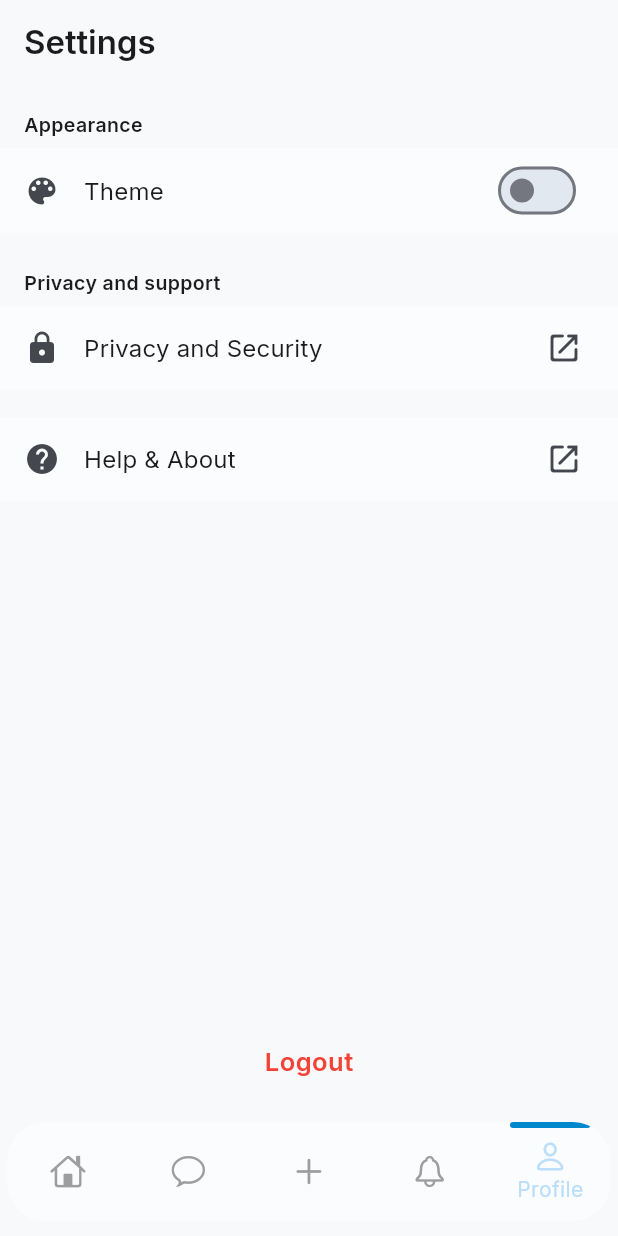
After one commit to Miftah-Fentaw/Chatly, a Flutter app: the MainNavScreen screen opened by its route, item 5 of the bottom bar chosen, after a tap on "Privacy and Security", on a phone screen of 412 x 824 dp. The commit adds this screen. Run offline on Flutter 3.47's test engine with Material 3 defaults, Android fonts, the phone set to English and light mode, and no system bars; drawn by our look-alikes of flutter_snake_navigationbar; our stand-ins replace cloud_firestore, firebase_auth, firebase_core, firebase_storage, flutter_dotenv, go_router and 3 more; accounts and stored records are empty.

Commit message:
other four screens -> home,post,profile and notification are added no iplementation though

```diff
--- a/lib/providers/chat_provider.dart
+++ b/lib/providers/chat_provider.dart
@@ -1,5 +1,4 @@
 import 'dart:async';
-import 'package:flutter/foundation.dart';
 import 'package:flutter/material.dart';
 import 'package:cloud_firestore/cloud_firestore.dart';
 import 'package:chatapp/models/chat_model.dart';
--- a/lib/providers/theme_provider.dart
+++ b/lib/providers/theme_provider.dart
@@ -10,6 +10,8 @@ class ThemeProvider extends ChangeNotifier {
   ThemeProvider() {
     _loadTheme();
   }
+
+  bool get isDarkMode => _themeMode == ThemeMode.dark;
 
   Future<void> _loadTheme() async {
     final prefs = await SharedPreferences.getInstance();
--- /dev/null
+++ b/lib/screens/Home_Screen.dart
@@ -0,0 +1,24 @@
+import 'package:flutter/material.dart';
+
+
+
+class HomeScreen extends StatefulWidget {
+  const HomeScreen({super.key});
+
+  @override
+  State<HomeScreen> createState() => _HomeScreenState();
+}
+
+class _HomeScreenState extends State<HomeScreen> {
+  @override
+  Widget build(BuildContext context) {
+    return Scaffold(
+      appBar: AppBar(
+        title: const Text('Home Screen'),
+      ),
+      body: const Center(
+        child: Text('Welcome to the Home Screen!'),
+      ),
+    );
+  }
+}
--- /dev/null
+++ b/lib/screens/main_nav_screen.dart
@@ -0,0 +1,67 @@
+import 'package:chatapp/screens/Home_Screen.dart';
+import 'package:chatapp/screens/Notifications_Screen.dart';
+import 'package:chatapp/screens/post_screen.dart';
+import 'package:flutter/cupertino.dart';
+import 'package:flutter/material.dart';
+import 'package:chatapp/screens/chat_list_screen.dart';
+import 'package:chatapp/screens/settings_screen.dart';
+import 'package:flutter_snake_navigationbar/flutter_snake_navigationbar.dart';
+
+class MainNavScreen extends StatefulWidget {
+  const MainNavScreen({super.key, this.initialIndex = 0});
+
+  final int initialIndex;
+
+  @override
+  State<MainNavScreen> createState() => _MainNavScreenState();
+}
+
+class _MainNavScreenState extends State<MainNavScreen> {
+  late int _currentIndex;
+
+  final List<Widget> _pages = const [
+    HomeScreen(),
+    ChatListScreen(),
+    PostScreen(),
+    NotificationsScreen(),
+    SettingsScreen(),
+  ];
+
+  @override
+  void initState() {
+    super.initState();
+    _currentIndex = widget.initialIndex;
+  }
+
+  @override
+  Widget build(BuildContext context) {
+    return Scaffold(
+      body: SafeArea(child: _pages[_currentIndex]),
+     bottomNavigationBar: SnakeNavigationBar.color(
+        behaviour: SnakeBarBehaviour.floating,
+        snakeShape: SnakeShape.indicator,
+        shape: RoundedRectangleBorder(borderRadius: BorderRadius.circular(25)),
+        padding: const EdgeInsets.symmetric(horizontal: 5, vertical: 10),
+        snakeViewColor: Theme.of(context).primaryColor,
+        selectedItemColor: Theme.of(context).primaryColorLight,
+        unselectedItemColor: Colors.grey,
+        showUnselectedLabels: false,
+        showSelectedLabels: true,
+        height: MediaQuery.of(context).size.height * 0.08,
+        currentIndex: _currentIndex,
+        onTap: (index) {
+          setState(() {
+            _currentIndex = index;
+          });
+        },
+        items: const [
+          BottomNavigationBarItem(icon: Icon(CupertinoIcons.home), label: 'Home'),
+          BottomNavigationBarItem(icon: Icon(CupertinoIcons.chat_bubble), label: 'messages'),
+          BottomNavigationBarItem(icon: Icon(CupertinoIcons.add), label: 'Post'),
+          BottomNavigationBarItem(icon: Icon(CupertinoIcons.bell), label: 'notification'),
+          BottomNavigationBarItem(icon: Icon(CupertinoIcons.person), label: 'Profile'),
+        ],
+      ),
+    );
+  }
+}
--- /dev/null
+++ b/lib/screens/settings_screen.dart
@@ -0,0 +1,153 @@
+import 'package:chatapp/providers/auth_provider.dart';
+import 'package:flutter/material.dart';
+import 'package:go_router/go_router.dart';
+import 'package:provider/provider.dart';
+import 'package:chatapp/providers/theme_provider.dart';
+
+class SettingsScreen extends StatefulWidget {
+  const SettingsScreen({super.key});
+
+  @override
+  State<SettingsScreen> createState() => _SettingsScreenState();
+}
+
+class _SettingsScreenState extends State<SettingsScreen> {
+  @override
+  Widget build(BuildContext context) {
+    final themeProvider = Provider.of<ThemeProvider>(context);
+
+    return Scaffold(
+      appBar: AppBar(
+        title: const Text("Settings"),
+        elevation: 0,
+      ),
+
+      body: Column(
+        children: [
+
+          Expanded(
+            child: ListView(
+              padding: const EdgeInsets.symmetric(vertical: 12),
+
+              children: [
+                Padding(
+                  padding: const EdgeInsets.symmetric(horizontal: 16, vertical: 6),
+                  child: Text(
+                    "Appearance",
+                    style: TextStyle(
+                      fontSize: 13,
+                      color: Theme.of(context).textTheme.bodySmall?.color,
+                      fontWeight: FontWeight.w600,
+                    ),
+                  ),
+                ),
+
+                Material(
+                  color: Theme.of(context).cardColor,
+                  child: Column(
+                    children: [
+                      ListTile(
+                        leading: const Icon(Icons.color_lens),
+                        title: const Text("Theme"),
+                        trailing: Switch(
+                          value: themeProvider.isDarkMode,
+                          onChanged: (_) => themeProvider.toggleTheme(),
+                        ),
+                      ),
+                    ],
+                  ),
+                ),
+
+                const SizedBox(height: 18),
+
+                Padding(
+                  padding: const EdgeInsets.symmetric(horizontal: 16, vertical: 6),
+                  child: Text(
+                    "Privacy and support",
+                    style: TextStyle(
+                      fontSize: 13,
+                      color: Theme.of(context).textTheme.bodySmall?.color,
+                      fontWeight: FontWeight.w600,
+                    ),
+                  ),
+                ),
+
+                Material(
+                  color: Theme.of(context).cardColor,
+                  child: Column(
+                    children: [
+                      ListTile(
+                        leading: const Icon(Icons.lock),
+                        title: const Text("Privacy and Security"),
+                        trailing: const Icon(Icons.launch_rounded),
+                        onTap: () {},
+                      ),
+                    ],
+                  ),
+                ),
+
+                const SizedBox(height: 18),
+                Material(
+                  color: Theme.of(context).cardColor,
+                  child: Column(
+                    children: [
+                      ListTile(
+                        leading: const Icon(Icons.help),
+                        title: const Text("Help & About"),
+                        trailing: const Icon(Icons.launch_rounded),
+                        onTap: () {},
+                      ),
+                    ],
+                  ),
+                ),
+              ],
+            ),
+          ),
+
+          SafeArea(
+            top: false,
+            child: InkWell(
+              borderRadius: BorderRadius.zero,
+              onTap: () {
+                showDialog(
+                  context: context,
+                  builder: (context) => AlertDialog(
+                    title: const Text("Confirm Logout"),
+                    content: const Text("Are you sure you want to logout?"),
+                    actions: [
+                      TextButton(
+                        onPressed: () => Navigator.of(context).pop(),
+                        child: const Text("Cancel"),
+                      ),
+                      TextButton(
+                        onPressed: () {
+                          Provider.of<AuthProvider>(context, listen: false).logout();
+                          context.go('/login');
+                        },
+                        child: const Text("Logout"),
+                      ),
+                    ],
+                  ),
+                );
+              },
+              child: Padding(
+                padding: const EdgeInsets.symmetric(vertical: 18),
+                child: Center(
+                  child: Text(
+                    "Logout",
+                    style: TextStyle(
+                      color: Colors.red,
+                      fontSize: 17,
+                      fontWeight: FontWeight.w600,
+                      letterSpacing: 0.3,
+                    ),
+                  ),
+                ),
+              ),
+            ),
+          ),
+        ],
+      ),
+    );
+  }
+}
--- a/lib/widgets/chat_bubble.dart
+++ b/lib/widgets/chat_bubble.dart
@@ -2,7 +2,7 @@ import 'package:flutter/material.dart';
 import 'package:intl/intl.dart';
 import 'package:chatapp/models/message_model.dart';
 import 'package:chatapp/widgets/user_avatar.dart';
-import 'package:chatapp/theme.dart';
+// theme import removed (unused here) to reduce analyzer warnings
 
 class ChatBubble extends StatelessWidget {
   final MessageModel message;
--- a/lib/widgets/message_input.dart
+++ b/lib/widgets/message_input.dart
@@ -1,6 +1,5 @@
 import 'package:flutter/material.dart';
-import 'package:chatapp/theme.dart';
-
+// Removed unused theme import to reduce analyzer warnings
 class MessageInput extends StatefulWidget {
   final Function(String) onSend;
   final VoidCallback? onTyping;
```
Also changed, not shown: lib/app.dart (+26 -5 lines), lib/screens/Notifications_Screen.dart (added, +24 -0 lines), lib/screens/chat_list_screen.dart (+2 -41 lines), lib/screens/post_screen.dart (added, +19 -0 lines), lib/services/firebase_chat_service.dart (+9 -8 lines).
